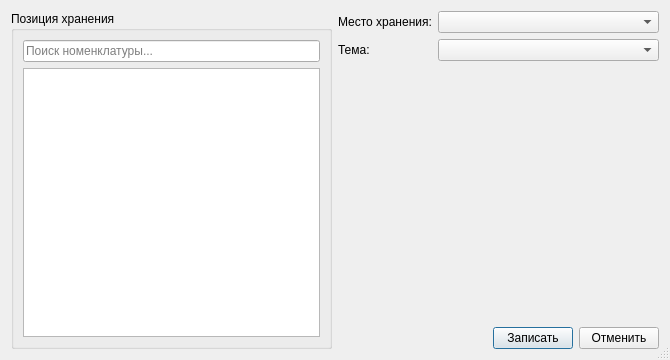
This is stockdatadialog.ui in igrekus/depot as Qt 5 draws it before an edit. The edited form follows.
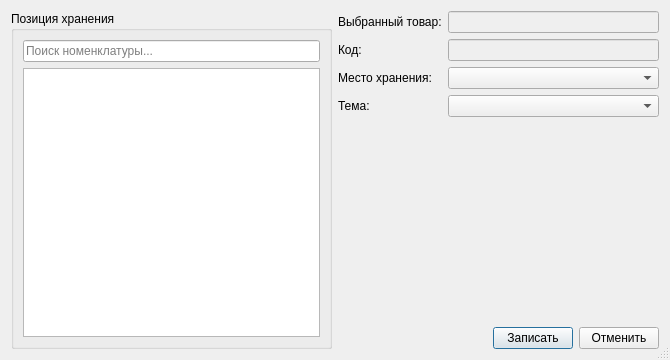
This is the edited form.

```diff
--- a/stockdatadialog.ui
+++ b/stockdatadialog.ui
@@ -48,26 +48,54 @@
       <layout class="QVBoxLayout" name="verticalLayout_2">
        <item>
         <layout class="QFormLayout" name="formLayout">
-         <item row="0" column="0">
+         <item row="2" column="0">
           <widget class="QLabel" name="lblLocation">
            <property name="text">
             <string>Место хранения:</string>
            </property>
           </widget>
          </item>
-         <item row="0" column="1">
+         <item row="2" column="1">
           <widget class="QComboBox" name="comboLocation"/>
          </item>
-         <item row="1" column="0">
+         <item row="3" column="0">
           <widget class="QLabel" name="lblProject">
            <property name="text">
             <string>Тема:</string>
            </property>
           </widget>
          </item>
-         <item row="1" column="1">
+         <item row="3" column="1">
           <widget class="QComboBox" name="comboProject"/>
          </item>
+         <item row="0" column="0">
+          <widget class="QLabel" name="lblProductName">
+           <property name="text">
+            <string>Выбранный товар:</string>
+           </property>
+          </widget>
+         </item>
+         <item row="0" column="1">
+          <widget class="QLineEdit" name="editProductName">
+           <property name="enabled">
+            <bool>false</bool>
+           </property>
+          </widget>
+         </item>
+         <item row="1" column="1">
+          <widget class="QLineEdit" name="editProductId">
+           <property name="enabled">
+            <bool>false</bool>
+           </property>
+          </widget>
+         </item>
+         <item row="1" column="0">
+          <widget class="QLabel" name="lblProductId">
+           <property name="text">
+            <string>Код:</string>
+           </property>
+          </widget>
+         </item>
         </layout>
        </item>
        <item>
```
